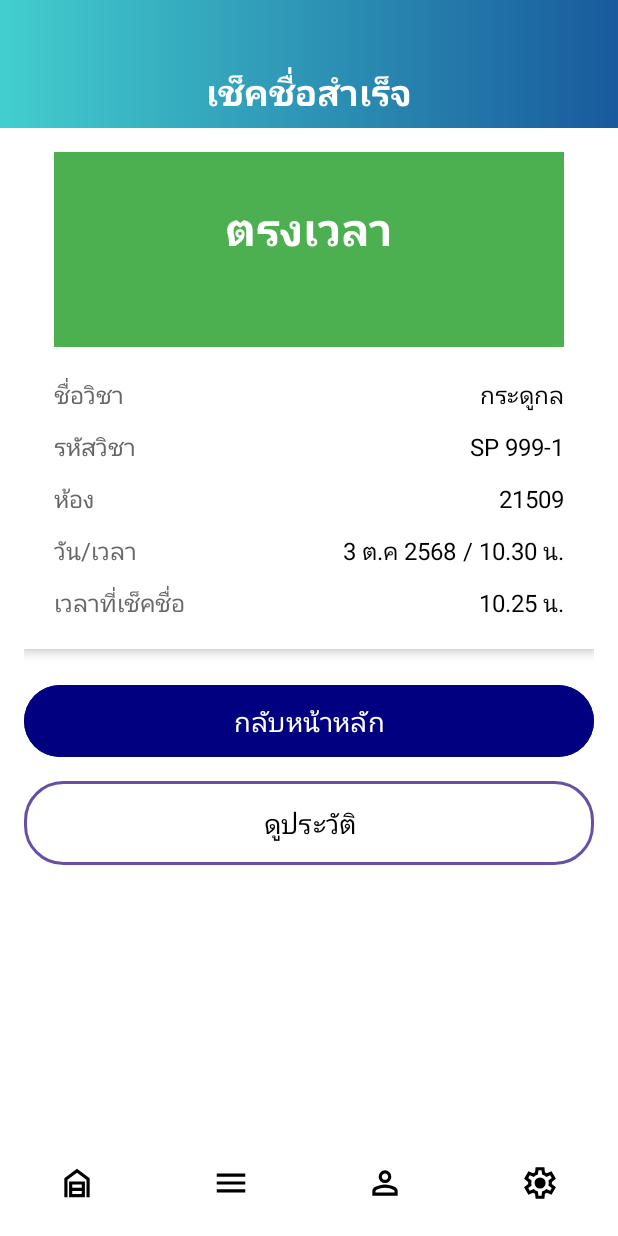
After one commit to Mickeyyok/FacecheckApp, an Android app: the layout activity_checkedsuccess.xml on its own in the app's theme, with its tools: preview values and no code run, on a phone screen of 412 x 824 dp. The commit adds this screen. Run offline under Robolectric (Android 15) with nearby library versions, the phone set to English and light mode, and no system bars.

Commit message:
สร้างหน้า เช็คชื่อสำเร็จ การแจ้งเเตือน การตั้งค่า ประวัติการเข้าเรียน แล้ว

```diff
--- /dev/null
+++ b/app/src/main/java/com/example/facecheckapp/checksuccess.kt
@@ -0,0 +1,4 @@
+package com.example.facecheckapp
+
+class checksuccess {
+}
--- /dev/null
+++ b/app/src/main/res/drawable/baseline_person_24.xml
@@ -0,0 +1,5 @@
+<vector xmlns:android="http://schemas.android.com/apk/res/android" android:height="24dp" android:tint="#000000" android:viewportHeight="24" android:viewportWidth="24" android:width="24dp">
+
+    <path android:fillColor="@android:color/white" android:pathData="M12,12c2.21,0 4,-1.79 4,-4s-1.79,-4 -4,-4 -4,1.79 -4,4 1.79,4 4,4zM12,14c-2.67,0 -8,1.34 -8,4v2h16v-2c0,-2.66 -5.33,-4 -8,-4z"/>
+
+</vector>
--- /dev/null
+++ b/app/src/main/res/drawable/ic_warning.xml
@@ -0,0 +1,5 @@
+<vector xmlns:android="http://schemas.android.com/apk/res/android" android:height="24dp" android:tint="#000000" android:viewportHeight="960" android:viewportWidth="960" android:width="24dp">
+
+    <path android:fillColor="@android:color/white" android:pathData="M480,480Q480,480 480,480Q480,480 480,480L480,480Q480,480 480,480Q480,480 480,480L480,480Q480,480 480,480Q480,480 480,480Q480,480 480,480Q480,480 480,480L480,480Q480,480 480,480Q480,480 480,480ZM80,680Q130,680 165,715Q200,750 200,800L80,800L80,680ZM80,520Q197,520 278.5,601.5Q360,683 360,800L280,800Q280,717 221.5,658.5Q163,600 80,600L80,520ZM80,360Q171,360 251,394.5Q331,429 391,489Q451,549 485.5,629Q520,709 520,800L440,800Q440,725 411.5,659.5Q383,594 334.5,545.5Q286,497 220.5,468.5Q155,440 80,440L80,360ZM800,800L600,800Q600,780 598.5,760Q597,740 594,720L800,720Q800,720 800,720Q800,720 800,720L800,508Q822,501 842,491.5Q862,482 880,469L880,720Q880,753 856.5,776.5Q833,800 800,800ZM80,280L80,240Q80,207 103.5,183.5Q127,160 160,160L452,160Q446,179 443,199Q440,219 440,240L160,240Q160,240 160,240Q160,240 160,240L160,286Q140,283 120,281.5Q100,280 80,280ZM720,440Q637,440 578.5,381.5Q520,323 520,240Q520,157 578.5,98.5Q637,40 720,40Q803,40 861.5,98.5Q920,157 920,240Q920,323 861.5,381.5Q803,440 720,440ZM720,360Q728,360 734,354Q740,348 740,340Q740,332 734,326Q728,320 720,320Q712,320 706,326Q700,332 700,340Q700,348 706,354Q712,360 720,360ZM700,280L740,280L740,120L700,120L700,280Z"/>
+
+</vector>
--- /dev/null
+++ b/app/src/main/res/layout/activity_checkedsuccess.xml
@@ -0,0 +1,231 @@
+<?xml version="1.0" encoding="utf-8"?>
+<LinearLayout
+    xmlns:android="http://schemas.android.com/apk/res/android"
+    android:layout_width="match_parent"
+    android:layout_height="match_parent"
+    android:orientation="vertical"
+    android:background="#FFFFFF">
+
+    <!-- Header Background -->
+    <LinearLayout
+        android:layout_width="match_parent"
+        android:layout_height="85dp"
+        android:background="@drawable/bg_gradient"
+        android:gravity="center"
+        android:orientation="vertical">
+
+        <TextView
+            android:layout_width="wrap_content"
+            android:layout_height="wrap_content"
+            android:text="เช็คชื่อสำเร็จ"
+            android:textColor="@android:color/white"
+            android:textSize="24sp"
+            android:textStyle="bold"
+            android:layout_centerHorizontal="true"
+            android:layout_marginTop="35dp" />
+
+    </LinearLayout>
+
+    <!-- Content Area -->
+    <ScrollView
+        android:layout_width="match_parent"
+        android:layout_height="0dp"
+        android:layout_weight="1">
+
+        <LinearLayout
+            android:layout_width="match_parent"
+            android:layout_height="wrap_content"
+            android:orientation="vertical"
+            android:padding="16dp">
+
+            <!-- Card Container -->
+            <LinearLayout
+                android:layout_width="match_parent"
+                android:layout_height="wrap_content"
+                android:orientation="vertical"
+                android:background="#FFFFFF"
+                android:elevation="4dp"
+                android:padding="20dp"
+                android:layout_marginTop="-50dp">
+
+                <!-- Green Status Box -->
+                <LinearLayout
+                    android:layout_width="match_parent"
+                    android:layout_height="160dp"
+                    android:background="#4CAF50"
+                    android:gravity="center"
+                    android:layout_marginBottom="20dp">
+
+                    <TextView
+                        android:layout_width="wrap_content"
+                        android:layout_height="wrap_content"
+                        android:text="ตรงเวลา"
+                        android:textSize="30sp"
+                        android:textColor="#FFFFFF"
+                        android:textStyle="bold" />
+
+                </LinearLayout>
+
+                <!-- Row 1: ชื่อวิชา -->
+                <LinearLayout
+                    android:layout_width="match_parent"
+                    android:layout_height="wrap_content"
+                    android:orientation="horizontal"
+                    android:layout_marginBottom="12dp">
+
+                    <TextView
+                        android:layout_width="0dp"
+                        android:layout_height="wrap_content"
+                        android:layout_weight="1"
+                        android:text="ชื่อวิชา"
+                        android:textSize="16sp"
+                        android:textColor="#666666" />
+
+                    <TextView
+                        android:id="@+id/tvCourseName"
+                        android:layout_width="0dp"
+                        android:layout_height="wrap_content"
+                        android:layout_weight="1"
+                        android:text="กระดูกล"
+                        android:textSize="16sp"
+                        android:textColor="#000000"
+                        android:gravity="end" />
+                </LinearLayout>
+
+                <!-- Row 2: รหัสวิชา -->
+                <LinearLayout
+                    android:layout_width="match_parent"
+                    android:layout_height="wrap_content"
+                    android:orientation="horizontal"
+                    android:layout_marginBottom="12dp">
+
+                    <TextView
+                        android:layout_width="0dp"
+                        android:layout_height="wrap_content"
+                        android:layout_weight="1"
+                        android:text="รหัสวิชา"
+                        android:textSize="16sp"
+                        android:textColor="#666666" />
+
+                    <TextView
+                        android:id="@+id/tvCourseCode"
+                        android:layout_width="0dp"
+                        android:layout_height="wrap_content"
+                        android:layout_weight="1"
+                        android:text="SP 999-1"
+                        android:textSize="16sp"
+                        android:textColor="#000000"
+                        android:gravity="end" />
+                </LinearLayout>
+
+                <!-- Row 3: ห้อง -->
+                <LinearLayout
+                    android:layout_width="match_parent"
+                    android:layout_height="wrap_content"
+                    android:orientation="horizontal"
+                    android:layout_marginBottom="12dp">
+
+                    <TextView
+                        android:layout_width="0dp"
+                        android:layout_height="wrap_content"
+                        android:layout_weight="1"
+                        android:text="ห้อง"
+                        android:textSize="16sp"
+                        android:textColor="#666666" />
+
+                    <TextView
+                        android:id="@+id/tvRoom"
+                        android:layout_width="0dp"
+                        android:layout_height="wrap_content"
+                        android:layout_weight="1"
+                        android:text="21509"
+                        android:textSize="16sp"
+                        android:textColor="#000000"
+                        android:gravity="end" />
+                </LinearLayout>
+
+                <!-- Row 4: วัน/เวลา -->
+                <LinearLayout
+                    android:layout_width="match_parent"
+                    android:layout_height="wrap_content"
+                    android:orientation="horizontal"
+                    android:layout_marginBottom="12dp">
+
+                    <TextView
+                        android:layout_width="0dp"
+                        android:layout_height="wrap_content"
+                        android:layout_weight="1"
+                        android:text="วัน/เวลา"
+                        android:textSize="16sp"
+                        android:textColor="#666666" />
+
+                    <TextView
+                        android:id="@+id/tvDateTime"
+                        android:layout_width="0dp"
+                        android:layout_height="wrap_content"
+                        android:layout_weight="1"
+                        android:text="3 ต.ค 2568 / 10.30 น."
+                        android:textSize="16sp"
+                        android:textColor="#000000"
+                        android:gravity="end" />
+                </LinearLayout>
+
+                <!-- Row 5: เวลาที่เช็คชื่อ -->
+                <LinearLayout
+                    android:layout_width="match_parent"
+                    android:layout_height="wrap_content"
+                    android:orientation="horizontal">
+
+                    <TextView
+                        android:layout_width="0dp"
+                        android:layout_height="wrap_content"
+                        android:layout_weight="1"
+                        android:text="เวลาที่เช็คชื่อ"
+                        android:textSize="16sp"
+                        android:textColor="#666666" />
+
+                    <TextView
+                        android:id="@+id/tvCheckInTime"
+                        android:layout_width="0dp"
+                        android:layout_height="wrap_content"
+                        android:layout_weight="1"
+                        android:text="10.25 น."
+                        android:textSize="16sp"
+                        android:textColor="#000000"
+                        android:gravity="end" />
+                </LinearLayout>
+
+            </LinearLayout>
+
+            <!-- Button: กลับหน้าหลัก -->
+            <Button
+                android:id="@+id/btnBackToMain"
+                android:layout_width="match_parent"
+                android:layout_height="56dp"
+                android:layout_marginTop="20dp"
+                android:text="กลับหน้าหลัก"
+                android:textSize="18sp"
+                android:backgroundTint="#000080"
+                android:textColor="@android:color/white" />
+
+            <!-- Button: ดูประวัติ -->
+            <Button
+                android:id="@+id/btnViewHistory"
+                android:layout_width="match_parent"
+                android:layout_height="56dp"
+                android:layout_marginTop="12dp"
+                android:layout_marginBottom="20dp"
+                android:text="ดูประวัติ"
+                android:textSize="18sp"
+                android:textColor="@android:color/black"
+                android:background="@drawable/btn_addsj"
+                android:stateListAnimator="@null" />
+
+        </LinearLayout>
+
+    </ScrollView>
+
+    <!-- Bottom Navigation Bar -->
+    <include layout="@layout/bottom_navbar" />
+
+</LinearLayout>
```
Also changed, not shown: app/src/main/res/layout/activity_history.xml (+28 -3 lines), app/src/main/res/layout/activity_notification.xml (added, +104 -0 lines), app/src/main/res/layout/activity_settings.xml (added, +93 -0 lines).
